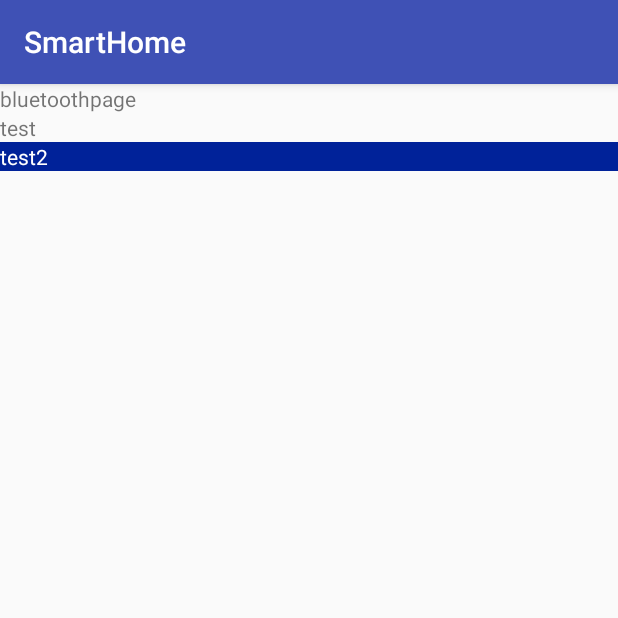
After one commit to wwinsa/SmartHome, an Android app: the BlueToothActivity screen opened directly, with no data from a screen before it, on a phone screen of 412 x 824 dp, the top half of it. The commit adds this screen. Run offline under Robolectric (Android 15) with nearby library versions, the phone set to English and light mode, and no system bars.

Commit message:
try bt May-26th

```diff
--- a/app/build.gradle
+++ b/app/build.gradle
@@ -25,4 +25,5 @@ dependencies {
     testImplementation 'junit:junit:4.12'
     androidTestImplementation 'com.android.support.test:runner:1.0.2'
     androidTestImplementation 'com.android.support.test.espresso:espresso-core:3.0.2'
+
 }
--- /dev/null
+++ b/app/src/main/java/com/example/weixi/smarthome/BlueToothActivity.java
@@ -0,0 +1,120 @@
+package com.example.weixi.smarthome;
+
+import android.bluetooth.BluetoothAdapter;
+import android.bluetooth.BluetoothDevice;
+import android.content.BroadcastReceiver;
+import android.content.Context;
+import android.content.Intent;
+import android.content.IntentFilter;
+import android.support.v7.app.AppCompatActivity;
+import android.os.Bundle;
+import android.util.Log;
+import android.widget.TextView;
+import android.widget.Toast;
+
+import java.util.Set;
+
+public class BlueToothActivity extends AppCompatActivity {
+
+    final String TAG = "DeviceListFragment";
+    private BluetoothAdapter bluetoothAdapter;
+    private IntentFilter intentFilter;
+    private MyBtReceiver btReceiver;
+
+    private TextView tv_test, tv_test2;
+    @Override
+    protected void onCreate(Bundle savedInstanceState) {
+        super.onCreate(savedInstanceState);
+        setContentView(R.layout.activity_blue_tooth);
+
+        bluetoothAdapter = BluetoothAdapter.getDefaultAdapter();
+
+        tv_test = findViewById(R.id.tv_test);
+        tv_test2 = findViewById(R.id.tv_test2);
+
+        // 蓝牙未打开，询问打开
+        if (!bluetoothAdapter.isEnabled()) {
+            Intent turnOnBtIntent = new Intent(BluetoothAdapter.ACTION_REQUEST_ENABLE);
+            startActivityForResult(turnOnBtIntent, Params.REQUEST_ENABLE_BT);
+        }
+
+//        bluetoothAdapter.startDiscovery();
+//        intentFilter = new IntentFilter();
+//        btReceiver = new MyBtReceiver();
+//        //监听 搜索开始，搜索结束，发现新设备 3条广播
+//        intentFilter.addAction(BluetoothAdapter.ACTION_DISCOVERY_STARTED);
+//        intentFilter.addAction(BluetoothAdapter.ACTION_DISCOVERY_FINISHED);
+//        intentFilter.addAction(BluetoothDevice.ACTION_FOUND);
+//
+//
+////        getActivity().registerReceiver(btReceiver, intentFilter);
+//        Context context = getApplicationContext();
+//        Intent intent = getIntent();
+//        btReceiver.onReceive(context,intent);
+
+        //通过MAC获得蓝牙设备
+        bluetoothAdapter.getRemoteDevice("98:D3:32:70:8B:76");
+
+    }
+
+    @Override
+    public void onActivityResult(int requestCode, int resultCode, Intent data) {
+        switch (requestCode) {
+            case Params.REQUEST_ENABLE_BT: {
+                //用户打开蓝牙
+                if (resultCode == RESULT_OK) {
+                    //显示已绑定蓝牙设备
+                    showBondDevice();
+                    toast("connect");
+                }
+                break;
+            }
+            case Params.REQUEST_ENABLE_VISIBILITY: {
+                //设置该蓝牙设备可被其他设备发现,600是设置的设备可发现时间（博客最后有简单说明）
+                if (resultCode == 600) {
+                    toast("蓝牙已设置可见");
+                } else if (resultCode == RESULT_CANCELED) {
+                    toast("蓝牙设置可见失败,请重试");
+                }
+                break;
+            }
+        }
+    }
+
+
+    private void showBondDevice() {
+
+        Set<BluetoothDevice> tmp = bluetoothAdapter.getBondedDevices();
+        for (BluetoothDevice d : tmp) {
+            tv_test.setText(tmp.toString());
+        }
+
+    }
+
+    //广播接收器
+    private class MyBtReceiver extends BroadcastReceiver {
+        @Override
+        public void onReceive(Context context, Intent intent) {
+            String action = intent.getAction();
+            if (BluetoothAdapter.ACTION_DISCOVERY_STARTED.equals(action)) {
+                toast("开始搜索 ...");
+            } else if (BluetoothAdapter.ACTION_DISCOVERY_FINISHED.equals(action)) {
+                toast("搜索结束");
+            } else if (BluetoothDevice.ACTION_FOUND.equals(action)) {
+                //获得发现的设备
+                BluetoothDevice device =
+                        intent.getParcelableExtra(BluetoothDevice.EXTRA_DEVICE);
+                if (device.getBondState() != BluetoothDevice.BOND_BONDED) {
+                    tv_test2.setText(device.toString());
+                    Log.e(TAG, "---------------- " + device.getName());
+                }
+            }
+        }
+    }
+    /**
+     * Toast 提示
+     */
+    public void toast(String str){
+        Toast.makeText(this, str, Toast.LENGTH_SHORT).show();
+    }
+}
--- /dev/null
+++ b/app/src/main/res/layout/activity_blue_tooth.xml
@@ -0,0 +1,29 @@
+<?xml version="1.0" encoding="utf-8"?>
+<LinearLayout xmlns:android="http://schemas.android.com/apk/res/android"
+    xmlns:app="http://schemas.android.com/apk/res-auto"
+    xmlns:tools="http://schemas.android.com/tools"
+    android:layout_width="match_parent"
+    android:layout_height="match_parent"
+    android:orientation="vertical"
+    >
+
+    <TextView
+        android:layout_width="wrap_content"
+        android:layout_height="wrap_content"
+        android:text="bluetoothpage"/>
+
+    <TextView
+        android:id="@+id/tv_test"
+        android:layout_width="match_parent"
+        android:layout_height="wrap_content"
+        android:text="test"/>
+
+    <TextView
+        android:id="@+id/tv_test2"
+        android:layout_width="match_parent"
+        android:layout_height="wrap_content"
+        android:text="test2"
+        android:background="#002299"
+        android:textColor="#FFFFFF" />
+
+</LinearLayout>
--- a/app/src/main/res/layout/activity_main.xml
+++ b/app/src/main/res/layout/activity_main.xml
@@ -11,6 +11,11 @@
     android:background="@drawable/fall"
     >
 
+    <Button
+        android:id="@+id/btn_bt"
+        android:layout_width="wrap_content"
+        android:layout_height="wrap_content"
+        android:text="bluetooth"/>
     <TextView
         android:layout_width="wrap_content"
         android:layout_height="wrap_content"
--- a/app/src/main/res/values/strings.xml
+++ b/app/src/main/res/values/strings.xml
@@ -1,3 +1,6 @@
 <resources>
     <string name="app_name">SmartHome</string>
+
+    <!-- TODO: Remove or change this placeholder text -->
+    <string name="hello_blank_fragment">Hello blank fragment</string>
 </resources>
```
Also changed, not shown: app/src/main/AndroidManifest.xml (+7 -1 lines), app/src/main/java/com/example/weixi/smarthome/MainActivity.java (+7 -1 lines), app/src/main/java/com/example/weixi/smarthome/Params.java (added, +20 -0 lines), app/src/main/java/com/example/weixi/smarthome/TempActivity.java (+15 -2 lines).
